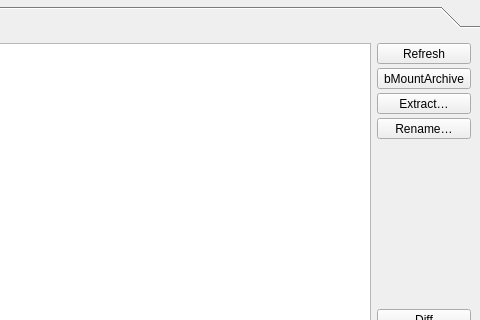
Qt form src/vorta/assets/UI/archivetab.ui (borgbase/vorta) before a commit; both pictures show x 301 to 781 and y 0 to 320 of the 781 by 447 pixel window.
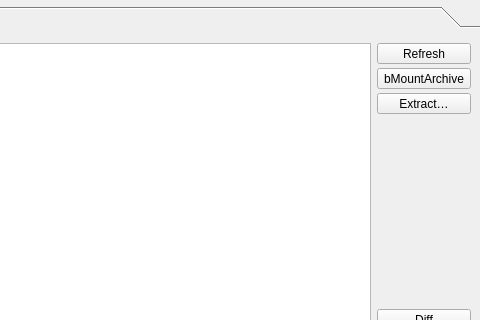
The same form after that commit.

Commit message: feat: inline edit for archive renaming

Diff of the .ui file:
```diff
--- a/src/vorta/assets/UI/archivetab.ui
+++ b/src/vorta/assets/UI/archivetab.ui
@@ -255,25 +255,6 @@
                 </property>
                </widget>
               </item>
-              <item>
-               <widget class="QToolButton" name="bRename">
-                <property name="sizePolicy">
-                 <sizepolicy hsizetype="MinimumExpanding" vsizetype="Fixed">
-                  <horstretch>0</horstretch>
-                  <verstretch>0</verstretch>
-                 </sizepolicy>
-                </property>
-                <property name="toolTip">
-                 <string>Rename selected archive</string>
-                </property>
-                <property name="text">
-                 <string>Rename…</string>
-                </property>
-                <property name="toolButtonStyle">
-                 <enum>Qt::ToolButtonTextBesideIcon</enum>
-                </property>
-               </widget>
-              </item>
              </layout>
             </widget>
            </item>
```
The commit also changes 1 other file.
